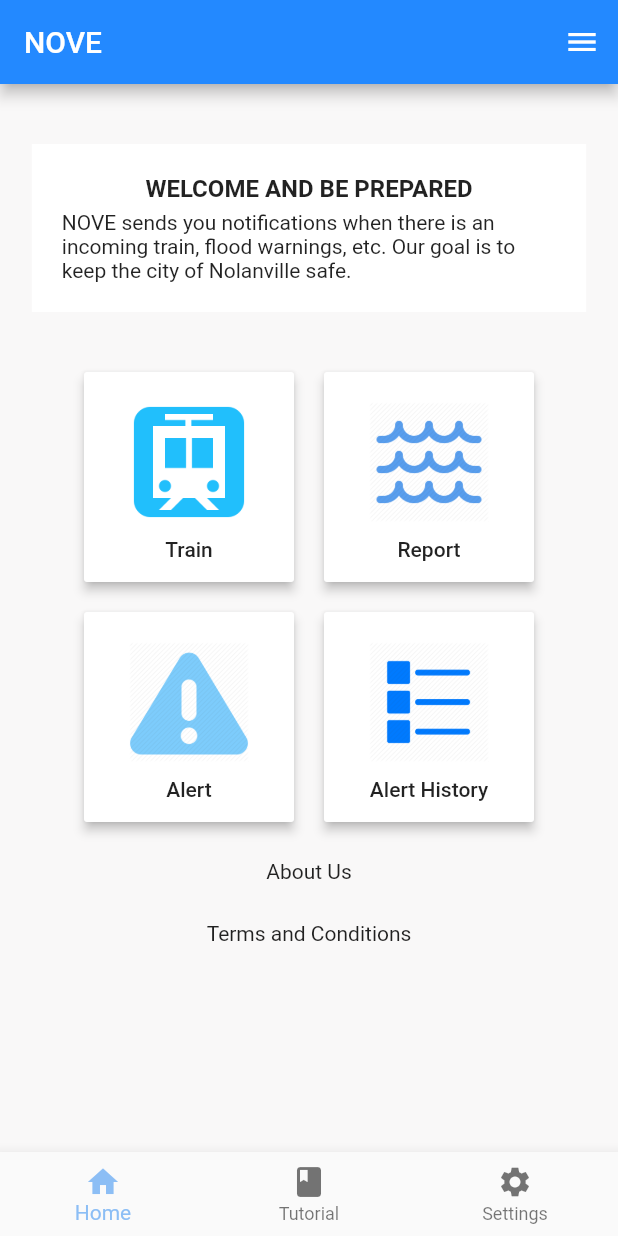
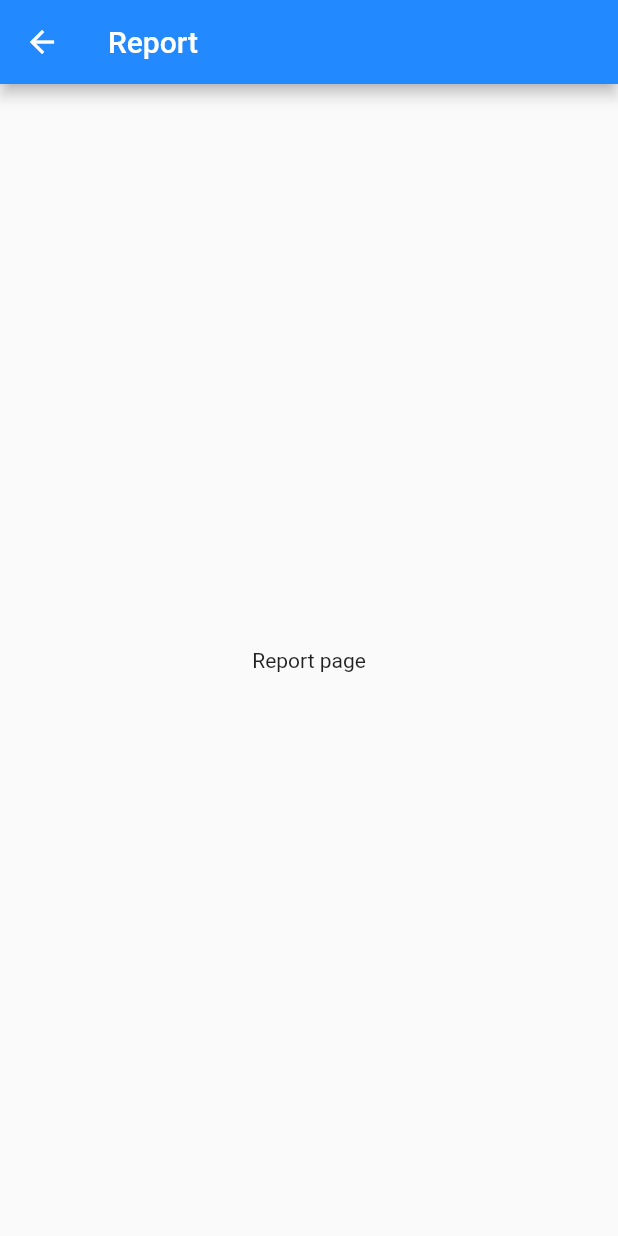
Before and after one commit to kanguyen451/ENDEAVR, a Flutter app: the screen it shows after launch, after a tap on "Report", on a phone screen of 412 x 824 dp. Run offline on Flutter 3.47's test engine with Material 2 defaults, Android fonts, the phone set to English and light mode, and no system bars.

```diff
--- a/nove_app/lib/main.dart
+++ b/nove_app/lib/main.dart
@@ -1,10 +1,13 @@
 import 'package:flutter/material.dart';
+import 'package:nove_app/report.dart';
+import 'package:nove_app/alerts.dart';
 
 //main function for landing page
-void main() => runApp(MaterialApp(
-  home: Home(),
-));
-
+void main() => runApp(MaterialApp(routes: {
+      '/': (context) => Home(),
+      '/report': (context) => Report(),
+      '/alerts': (context) => Alerts(),
+    }));
 
 //static const TextStyle optionStyle = TextStyle(fontSize: 30, fontWeight: FontWeight.bold);
 //widget list
@@ -35,7 +38,7 @@ void _onItemTapped(int index) {
   print(index);
 }
 
-void printHello(){
+void printHello() {
   print("Hello world");
 }
 
@@ -45,12 +48,11 @@ class Home extends StatelessWidget {
     return Scaffold(
       backgroundColor: Color(0xffF9F8F8),
       appBar: AppBar(
-        title: Text("NOVE"),
+        title: Center(child: Text("NOVE")),
         backgroundColor: Color(0xff2389FF),
       ),
 
-      body:
-      Column(
+      body: Column(
         mainAxisAlignment: MainAxisAlignment.start,
         crossAxisAlignment: CrossAxisAlignment.start,
         children: <Widget>[
@@ -69,13 +71,20 @@ class Home extends StatelessWidget {
                   mainAxisSize: MainAxisSize.min,
                   children: <Widget>[
                     new Container(
-                      width: MediaQuery.of(context).size.width*0.8,
-                      child: new Text("WELCOME AND BE PREPARED", textAlign: TextAlign.center, style: TextStyle(fontSize: 16.0, fontWeight: FontWeight.bold,)),
+                      width: MediaQuery.of(context).size.width * 0.8,
+                      child: new Text("WELCOME AND BE PREPARED",
+                          textAlign: TextAlign.center,
+                          style: TextStyle(
+                            fontSize: 16.0,
+                            fontWeight: FontWeight.bold,
+                          )),
                     ),
                     new Container(
                       padding: EdgeInsets.fromLTRB(0, 5.0, 0, 0),
-                      width: MediaQuery.of(context).size.width*0.8,
-                      child: Text("NOVE sends you notifications when there is an incoming train, flood warnings, etc. Our goal is to keep the city of Nolanville safe.", ),
+                      width: MediaQuery.of(context).size.width * 0.8,
+                      child: Text(
+                        "NOVE sends you notifications when there is an incoming train, flood warnings, etc. Our goal is to keep the city of Nolanville safe.",
+                      ),
                     ),
                   ],
                 ),
@@ -87,7 +96,7 @@ class Home extends StatelessWidget {
           //buttons container
           Container(
             child: Column(
-              children: <Widget> [
+              children: <Widget>[
                 Container(
                   height: 40.0,
                 ),
@@ -99,15 +108,22 @@ class Home extends StatelessWidget {
                     new SizedBox(
                       width: 140.0,
                       height: 140.0,
-                      child:
-                      new RaisedButton(
+                      child: new RaisedButton(
                         onPressed: printHello,
                         color: Colors.white,
                         child: Column(
-                          children: <Widget> [
-                            Container(height: 10.0,),
-                            Image.asset('assets/images/train.png', height: 80.0, width: 80.0,),
-                            Container(height: 10.0,),
+                          children: <Widget>[
+                            Container(
+                              height: 10.0,
+                            ),
+                            Image.asset(
+                              'assets/images/train.png',
+                              height: 80.0,
+                              width: 80.0,
+                            ),
+                            Container(
+                              height: 10.0,
+                            ),
                             Text("Train"),
                           ],
                         ),
@@ -123,15 +139,24 @@ class Home extends StatelessWidget {
                     new SizedBox(
                       width: 140.0,
                       height: 140.0,
-                      child:
-                      new RaisedButton(
-                        onPressed: printHello,
+                      child: new RaisedButton(
+                        onPressed: () {
+                          Navigator.pushNamed(context, '/report');
+                        },
                         color: Colors.white,
                         child: Column(
-                          children: <Widget> [
-                            Container(height: 10.0,),
-                            Image.asset('assets/images/flood.png', height: 80.0, width: 80.0,),
-                            Container(height: 10.0,),
+                          children: <Widget>[
+                            Container(
+                              height: 10.0,
+                            ),
+                            Image.asset(
+                              'assets/images/flood.png',
+                              height: 80.0,
+                              width: 80.0,
+                            ),
+                            Container(
+                              height: 10.0,
+                            ),
                             Text("Report"),
                           ],
                         ),
@@ -143,7 +168,9 @@ class Home extends StatelessWidget {
                     ),
                   ],
                 ),
-                Container(height:20.0,),
+                Container(
+                  height: 20.0,
+                ),
                 new Row(
                   crossAxisAlignment: CrossAxisAlignment.start,
                   mainAxisAlignment: MainAxisAlignment.spaceEvenly,
@@ -152,16 +179,25 @@ class Home extends StatelessWidget {
                     new SizedBox(
                       width: 140.0,
                       height: 140.0,
-                      child:
-                      new RaisedButton(
-                        onPressed: printHello,
+                      child: new RaisedButton(
+                        onPressed: () {
+                          Navigator.pushNamed(context, '/alerts');
+                        },
                         color: Colors.white,
                         child: Column(
-                          children: <Widget> [
-                            Container(height: 10.0,),
-                            Image.asset('assets/images/alert.png', height: 80.0, width: 80.0,),
-                            Container(height: 10.0,),
-                            Text("Alert"),
+                          children: <Widget>[
+                            Container(
+                              height: 10.0,
+                            ),
+                            Image.asset(
+                              'assets/images/alert.png',
+                              height: 80.0,
+                              width: 80.0,
+                            ),
+                            Container(
+                              height: 10.0,
+                            ),
+                            Text("Alerts"),
                           ],
                         ),
                         padding: EdgeInsets.all(10.0),
@@ -176,15 +212,22 @@ class Home extends StatelessWidget {
                     new SizedBox(
                       width: 140.0,
                       height: 140.0,
-                      child:
-                      new RaisedButton(
+                      child: new RaisedButton(
                         onPressed: printHello,
                         color: Colors.white,
                         child: Column(
-                          children: <Widget> [
-                            Container(height: 10.0,),
-                            Image.asset('assets/images/list.png', height: 80.0, width: 80.0,),
-                            Container(height: 10.0,),
+                          children: <Widget>[
+                            Container(
+                              height: 10.0,
+                            ),
+                            Image.asset(
+                              'assets/images/list.png',
+                              height: 80.0,
+                              width: 80.0,
+                            ),
+                            Container(
+                              height: 10.0,
+                            ),
                             Text("Alert History"),
                           ],
                         ),
@@ -203,7 +246,9 @@ class Home extends StatelessWidget {
                   onTap: () {
                     Navigator.pushNamed(context, "myRoute");
                   },
-                  child: new Text("About Us",),
+                  child: new Text(
+                    "About Us",
+                  ),
                 ),
                 Container(
                   height: 25.0,
@@ -212,12 +257,13 @@ class Home extends StatelessWidget {
                   onTap: () {
                     Navigator.pushNamed(context, "myRoute");
                   },
-                  child: new Text("Terms and Conditions",),
+                  child: new Text(
+                    "Terms and Conditions",
+                  ),
                 ),
               ],
             ),
           ),
-
         ],
       ),
 
--- /dev/null
+++ b/nove_app/lib/report.dart
@@ -0,0 +1,14 @@
+import 'package:flutter/material.dart';
+
+class Report extends StatelessWidget {
+  Widget build(BuildContext context) {
+    return new Scaffold(
+        appBar: AppBar(
+          title: Text("Report"),
+          backgroundColor: Color(0xff2389FF),
+        ),
+        body: Center(
+          child: Text("Report page"),
+        ));
+  }
+}
```
Also changed, not shown: nove_app/lib/alerts.dart (added, +14 -0 lines), 3 other files.
